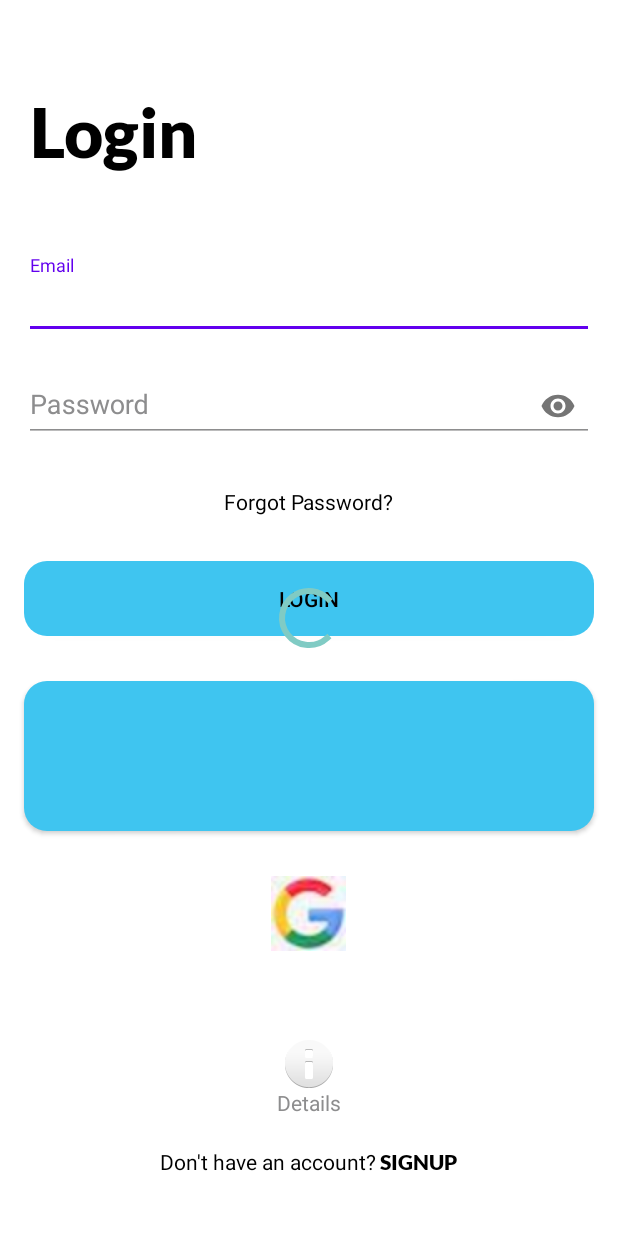
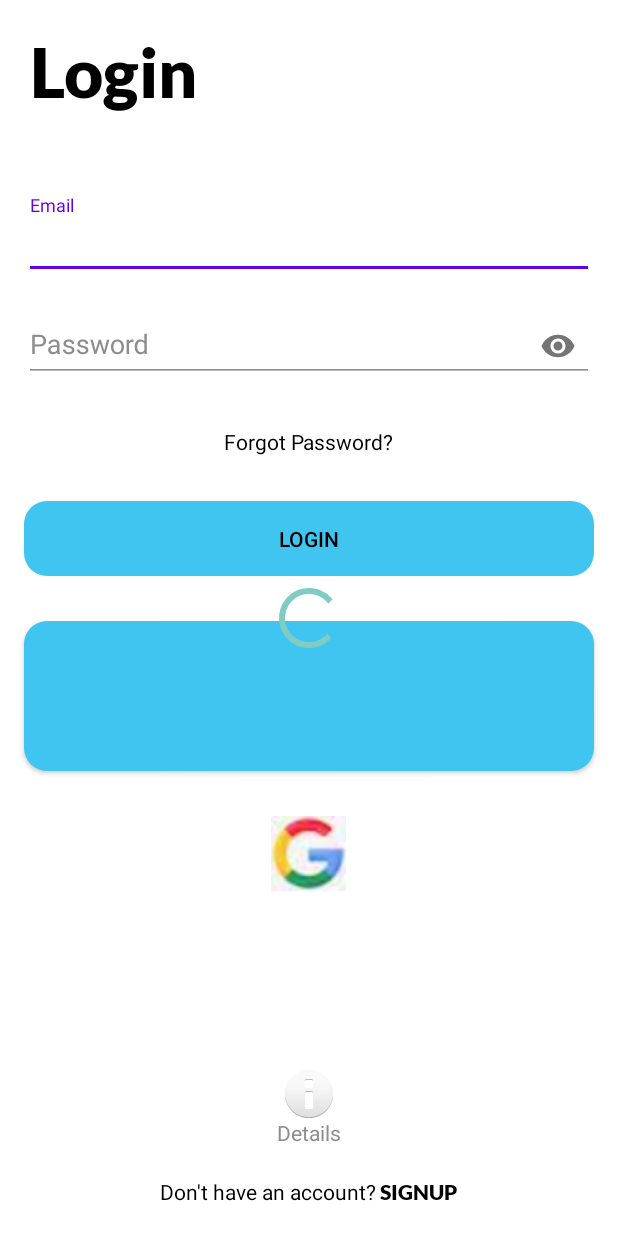
Before and after one commit to Haroon700/TestPreparationApp, an Android app: the screen it shows after launch (LoginActivty), on a phone screen of 412 x 824 dp. Run offline under Robolectric (Android 15) with nearby library versions, the phone set to English and light mode, and no system bars; our stand-ins replace Firebase (no records; nobody signed in at launch, a user with empty details on screens opened directly); libraries missing offline, so code that uses them is left out: com.facebook, com.facebook.appevents, com.facebook.login, com.github.ybq.android; plain views replace LoginButton, SpinKitView; 8 statements that could not run were skipped.

Commit message:
login fix

```diff
--- a/app/src/main/res/layout/activity_login.xml
+++ b/app/src/main/res/layout/activity_login.xml
@@ -19,7 +19,7 @@
         android:layout_width="match_parent"
         android:layout_height="100dp"
 
-        android:layout_marginTop="60dp"
+        android:layout_marginTop="20dp"
         android:background="@color/white">
 
         <TextView
@@ -190,7 +190,7 @@
             android:layout_alignParentBottom="true"
             android:layout_centerInParent="true"
             android:orientation="horizontal"
-            android:paddingBottom="40dp">
+            android:paddingBottom="20dp">
 
             <TextView
 
```
